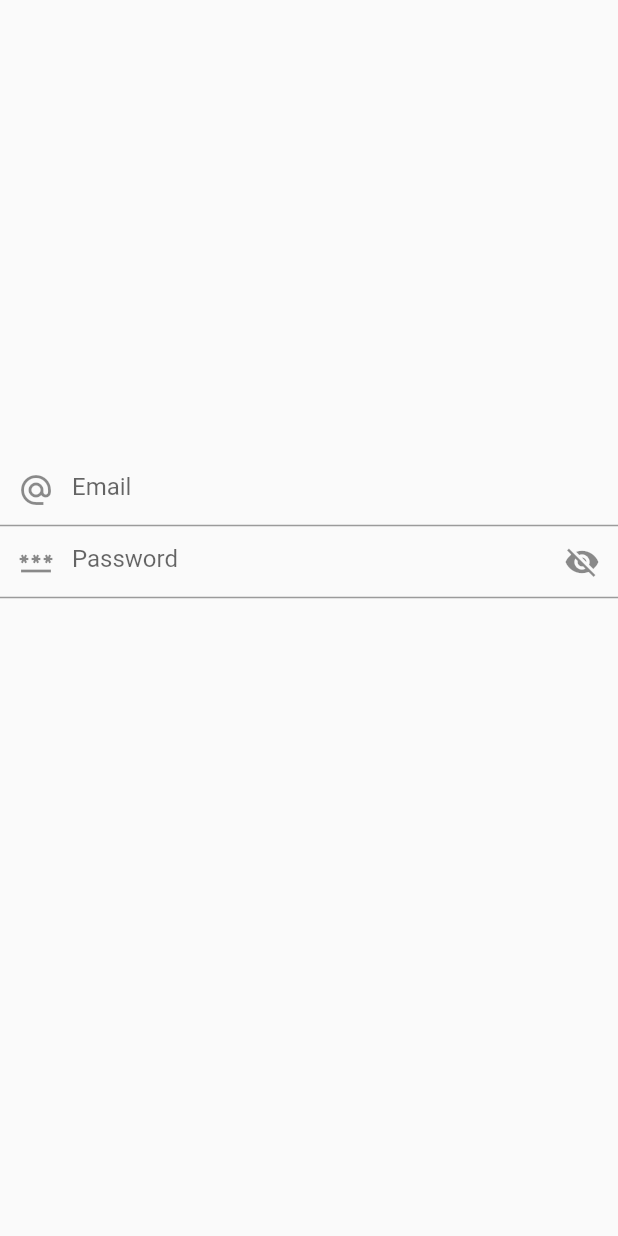
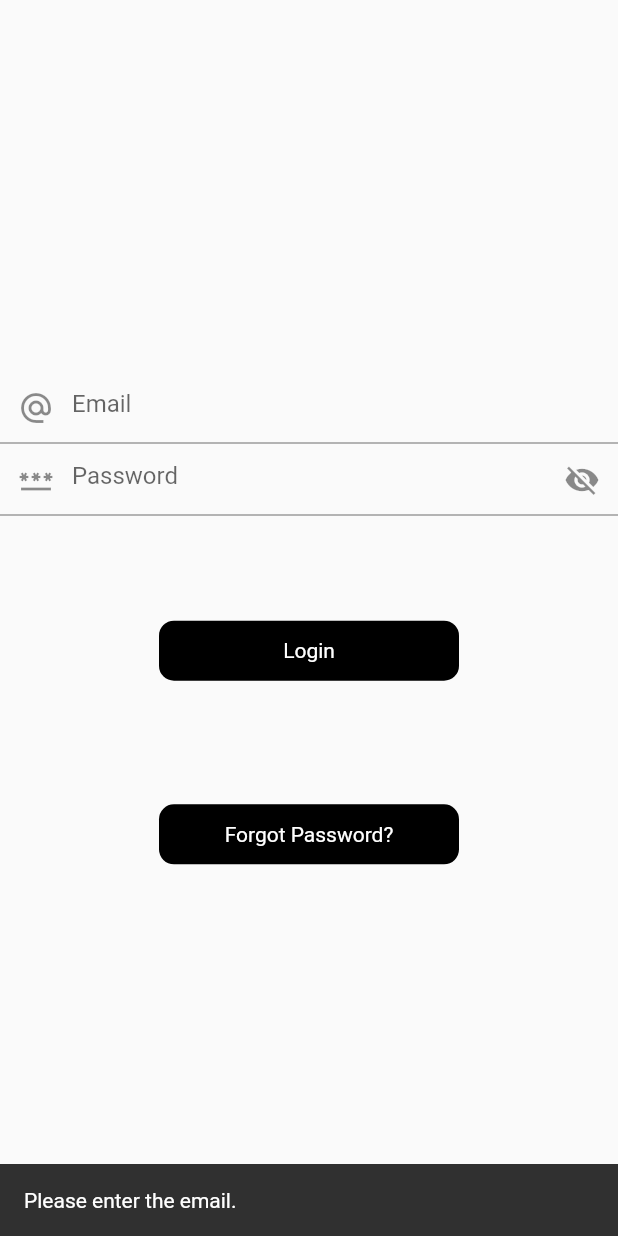
Before and after one commit to heroickunal/FlutterMvvm, a Flutter app: the screen it shows after launch, after a tap on "Login", on a phone screen of 412 x 824 dp. Run offline on Flutter 3.47's test engine with Material 2 defaults, Android fonts, the phone set to English and light mode, and no system bars; drawn by our look-alikes of another_flushbar; our stand-ins replace fluttertoast.

Commit message:
Issue solved for button is not visible

```diff
--- a/lib/res/Colors.dart
+++ b/lib/res/Colors.dart
@@ -1,8 +1,8 @@
-import 'dart:ui';
+import 'package:flutter/material.dart';
 
 class AppColors{
 
-  static const Color blackColor = Color(0x00000000);
-  static const Color whiteColor = Color(0x00ffffff);
-  static const Color buttonColor = Color(0x0041f106);
+  static const Color blackColor = Color(0xFF000000);
+  static const Color whiteColor = Color(0xFFFFFFFF);
+  static const Color buttonColor = Color(0xFF1D6900);
 }
--- a/lib/view/LoginScreen.dart
+++ b/lib/view/LoginScreen.dart
@@ -61,8 +61,21 @@ class _LoginScreenState extends State<LoginScreen> {
                     controller: _passwordController,
                   );
                 }),
+            SizedBox(height: height*.085,),
+            RoundButton(title: "Login", onPress: (){
+
+              if(_emailController.text.isEmpty){
+                Utils.flushBarErrorMessage("Please enter the email.", context);
+              }
+              else if(_passwordController.text.isEmpty){
+                Utils.flushBarErrorMessage("Please enter the password.", context);
+              }
+              else if(_passwordController.text.length<6){
+                Utils.flushBarErrorMessage("Password is too small.", context);
+              }
+            }),
             SizedBox(height: height*.1,),
-            RoundButton(title: "Login", onPress: (){
+            RoundButton(title: "Forgot Password?", onPress: (){
 
             })
           ],
@@ -70,4 +83,15 @@ class _LoginScreenState extends State<LoginScreen> {
       ),
     );
   }
+
+  @override
+  void dispose() {
+    // TODO: implement dispose
+    super.dispose();
+
+    _emailController.dispose();
+    _passwordController.dispose();
+    emailNode.dispose();
+    passwordNode.dispose();
+  }
 }
```
